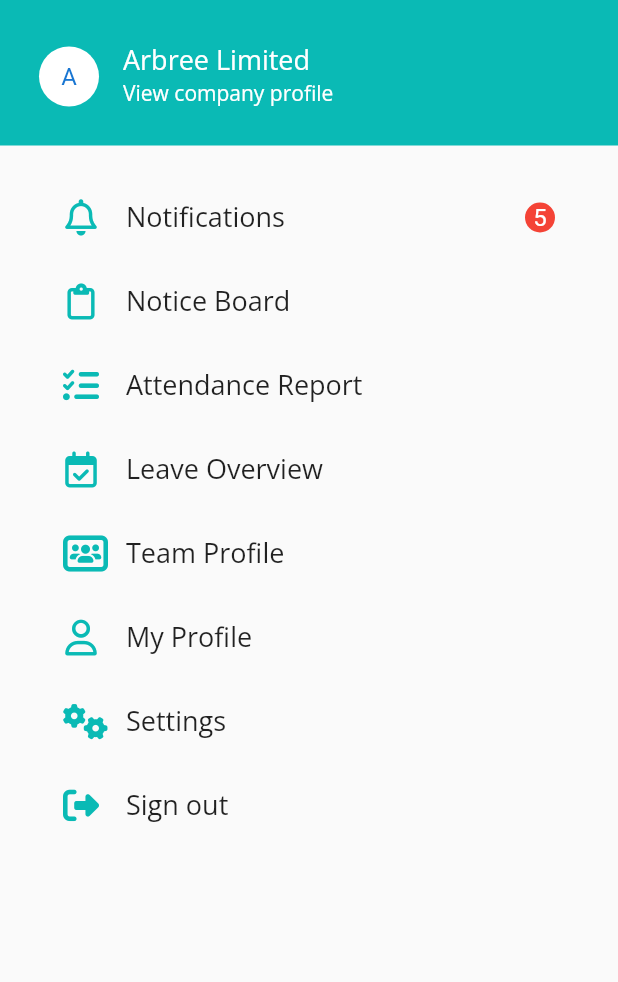
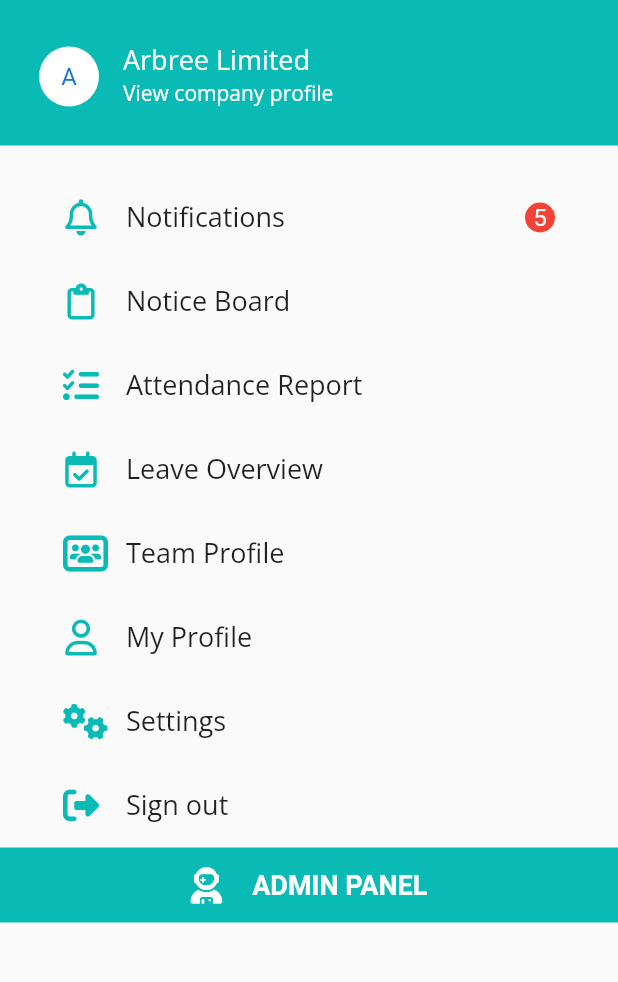
Before and after one commit to najmulmyself/arbree_attendance, a Flutter app: the DrawerContent widget shown alone on an empty page, opened directly, on a phone screen of 412 x 824 dp, the part 90-1072 px from its top. Run offline on Flutter 3.47's test engine with Material 2 defaults, Android fonts, the phone set to English and light mode, and no system bars; our stand-ins replace flutter_svg, font_awesome_flutter, google_fonts, shared_preferences; accounts and stored records are empty.

Commit message:
added admin panel

```diff
--- a/lib/component/drawer_content.dart
+++ b/lib/component/drawer_content.dart
@@ -14,12 +14,10 @@ class DrawerContent extends StatelessWidget {
 
   @override
   Widget build(BuildContext context) {
-    List items = [
-      'Shift 1',
-      'Shift 2',
-    ];
     return ListView(
       shrinkWrap: true,
+      children: [
+        Column(
           children: [
             Container(
               // height: 150,
@@ -101,7 +99,31 @@ class DrawerContent extends StatelessWidget {
                   ),
                 ],
               ),
-        )
+            ),
+            Container(
+              height: 50,
+              width: double.infinity,
+              color: Color(0xff0ABAB5),
+              child: Row(
+                mainAxisAlignment: MainAxisAlignment.center,
+                children: [
+                  FaIcon(
+                    FontAwesomeIcons.userAstronaut,
+                    color: Colors.white,
+                  ),
+                  SizedBox(
+                    width: 20,
+                  ),
+                  Text('ADMIN PANEL',
+                      style: GoogleFonts.roboto(
+                          color: Colors.white,
+                          fontSize: 18,
+                          fontWeight: FontWeight.bold)),
+                ],
+              ),
+            ),
+          ],
+        ),
       ],
     );
   }
```
Lines whose indentation alone changed are shown as unchanged.
